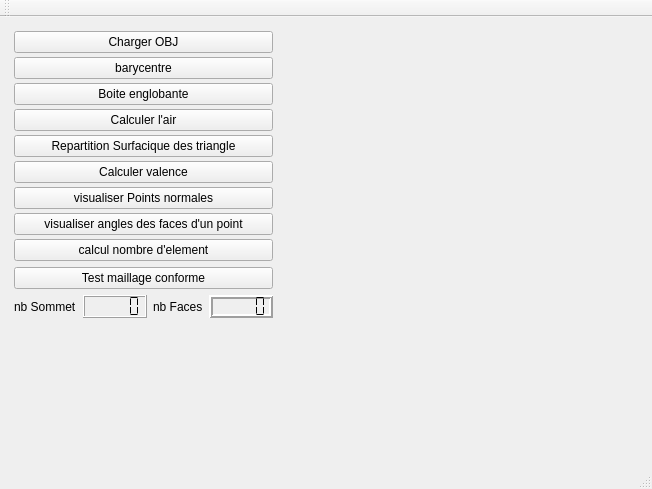
Arnaud04/Programmation_Graphique_S3, file starterLight/mainwindow.ui: the form before one commit.
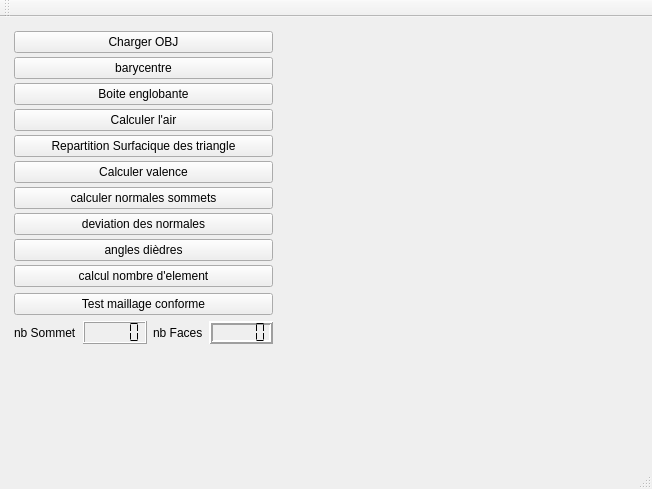
The form after the commit. Custom widgets are drawn as their Qt base class.

Commit message: function ecart angulaire et correction fonction normale

Patch:
```diff
--- a/starterLight/mainwindow.ui
+++ b/starterLight/mainwindow.ui
@@ -96,14 +96,21 @@
        <item>
         <widget class="QPushButton" name="show_pts_norm">
          <property name="text">
-          <string>visualiser Points normales</string>
+          <string>calculer normales sommets</string>
          </property>
         </widget>
        </item>
        <item>
         <widget class="QPushButton" name="pushButton_fv_angle">
          <property name="text">
-          <string>visualiser angles des faces d'un point</string>
+          <string>deviation des normales</string>
+         </property>
+        </widget>
+       </item>
+       <item>
+        <widget class="QPushButton" name="getDiedreAngle">
+         <property name="text">
+          <string>angles dièdres</string>
          </property>
         </widget>
        </item>
```
The commit also changes 3 other files.
